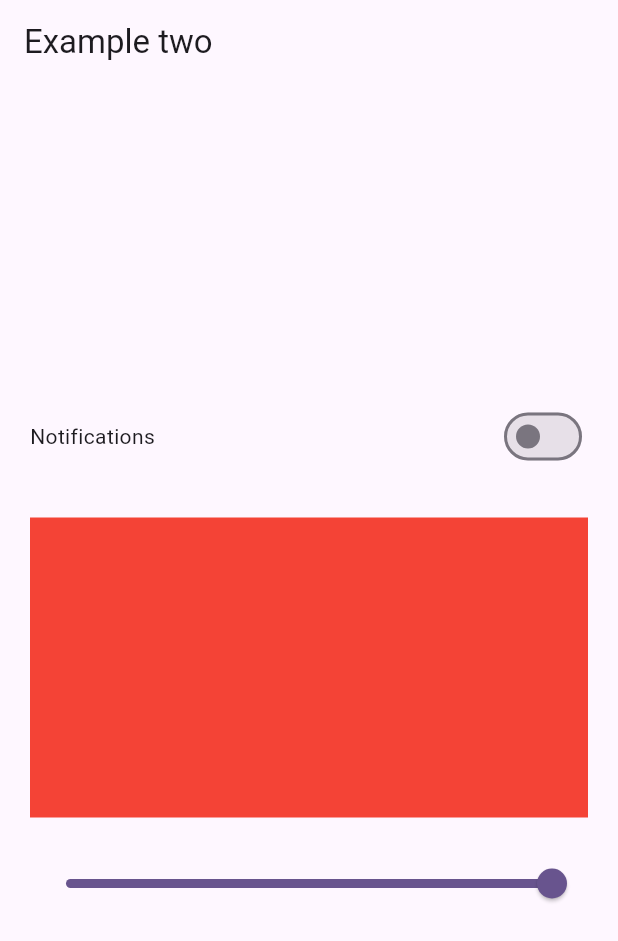
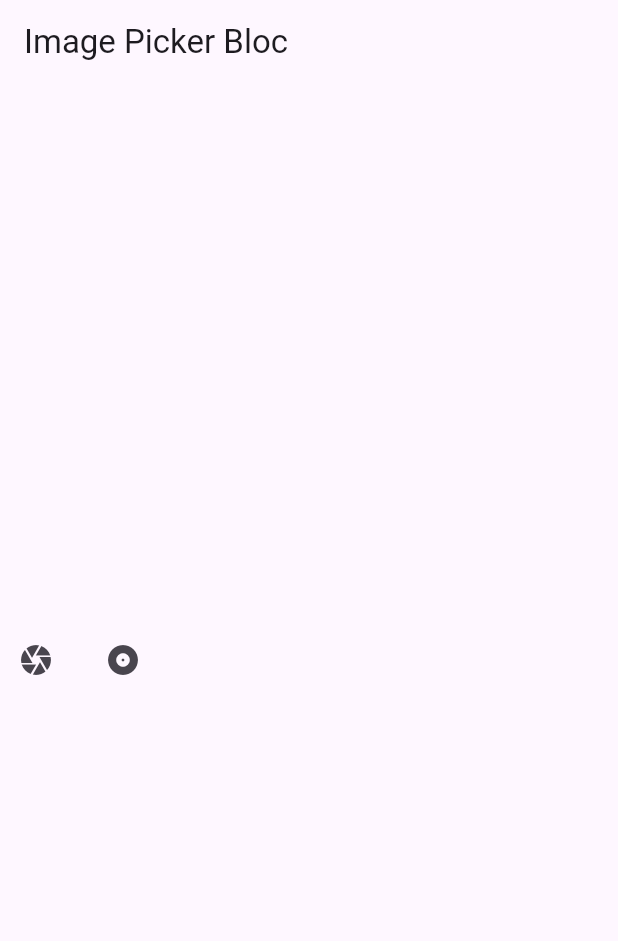
Before and after one commit to LuaDlc/bloc_examples, a Flutter app: the screen it shows after launch, on a phone screen of 412 x 824 dp. Shown: the top 941 px of the screen. Run offline on Flutter 3.47's test engine with Material 3 defaults, Android fonts, the light colour scheme and no system bars; our stand-ins replace bloc, equatable, flutter_bloc, image_picker.

Commit message:
feat: ImagePicker with bloc

```diff
--- a/lib/bloc/counter_bloc/counter_bloc.dart
+++ b/lib/bloc/counter_bloc/counter_bloc.dart
@@ -1,5 +1,5 @@
 import 'package:bloc/bloc.dart';
-import 'package:bloc_multiple_states/bloc/counter_bloc/counter_events.dart';
+import 'package:bloc_multiple_states/bloc/counter_bloc/counter_event.dart';
 import 'package:bloc_multiple_states/bloc/counter_bloc/counter_states.dart';
 
 class CounterBloc extends Bloc<CounterEvent, CounterStates> {
--- /dev/null
+++ b/lib/bloc/image_picker/image_picker_bloc.dart
@@ -0,0 +1,27 @@
+import 'package:bloc_multiple_states/bloc/image_picker/image_picker_event.dart';
+import 'package:bloc_multiple_states/utils/image_picker_utils.dart';
+import 'package:flutter_bloc/flutter_bloc.dart';
+import 'package:image_picker/image_picker.dart';
+
+import 'image_picker_states.dart';
+
+class ImagePickerBloc extends Bloc<ImagePickerEvent, ImagePickerStates> {
+  final ImagePickerUtils imagePickerUtils;
+
+  ImagePickerBloc(this.imagePickerUtils) : super(const ImagePickerStates()) {
+    on<CameraCapture>(cameraCapture);
+    on<GalleryImagePicker>(pickImageFromGallery);
+  }
+
+  void cameraCapture(
+      CameraCapture event, Emitter<ImagePickerStates> states) async {
+    XFile? file = await imagePickerUtils.cameraCapture();
+    states(state.copyWith(file: file));
+  }
+
+  void pickImageFromGallery(
+      GalleryImagePicker event, Emitter<ImagePickerStates> states) async {
+    XFile? file = await imagePickerUtils.pickImageFromGallery();
+    states(state.copyWith(file: file));
+  }
+}
--- /dev/null
+++ b/lib/bloc/image_picker/image_picker_event.dart
@@ -0,0 +1,12 @@
+import 'package:equatable/equatable.dart';
+
+abstract class ImagePickerEvent extends Equatable {
+  const ImagePickerEvent();
+
+  @override
+  List<Object> get props => [];
+}
+
+class CameraCapture extends ImagePickerEvent {}
+
+class GalleryImagePicker extends ImagePickerEvent {}
--- /dev/null
+++ b/lib/bloc/image_picker/image_picker_states.dart
@@ -0,0 +1,16 @@
+import 'package:equatable/equatable.dart';
+import 'package:image_picker/image_picker.dart';
+
+class ImagePickerStates extends Equatable {
+  final XFile? file;
+  const ImagePickerStates({this.file});
+
+  ImagePickerStates copyWith({XFile? file}) {
+    return ImagePickerStates(
+      file: file ?? this.file,
+    );
+  }
+
+  @override
+  List<Object?> get props => [file];
+}
--- a/lib/bloc/switch_examples/switch_bloc.dart
+++ b/lib/bloc/switch_examples/switch_bloc.dart
@@ -1,6 +1,6 @@
 import 'package:bloc/bloc.dart';
 import 'package:bloc_multiple_states/bloc/switch_examples/switch_event.dart';
-import 'package:bloc_multiple_states/bloc/switch_examples/switch_state.dart';
+import 'package:bloc_multiple_states/bloc/switch_examples/switch_states.dart';
 
 class SwitchBloc extends Bloc<SwitchEvents, SwitchStates> {
   SwitchBloc() : super(SwitchStates()) {
--- a/lib/main.dart
+++ b/lib/main.dart
@@ -1,9 +1,11 @@
 import 'package:bloc_multiple_states/bloc/counter_bloc/counter_bloc.dart';
+import 'package:bloc_multiple_states/bloc/image_picker/image_picker_bloc.dart';
+import 'package:bloc_multiple_states/screens/image_picker_screen.dart';
+import 'package:bloc_multiple_states/utils/image_picker_utils.dart';
 import 'package:flutter/material.dart';
 import 'package:flutter_bloc/flutter_bloc.dart';
 
 import 'bloc/switch_examples/switch_bloc.dart';
-import 'screens/switch_example.dart';
 
 void main() {
   runApp(const MyApp());
@@ -23,6 +25,7 @@ class MyApp extends StatelessWidget {
           BlocProvider(
             create: (_) => CounterBloc(),
           ),
+          BlocProvider(create: (_) => ImagePickerBloc(ImagePickerUtils()))
         ],
         child: BlocProvider(
           create: (context) => SwitchBloc(),
@@ -32,7 +35,7 @@ class MyApp extends StatelessWidget {
                 colorScheme: ColorScheme.fromSeed(seedColor: Colors.deepPurple),
                 useMaterial3: true,
               ),
-              home: const SwitchExample()),
+              home: const ImagePickerScreen()),
         ));
   }
 }
--- a/lib/screens/counter_screen.dart
+++ b/lib/screens/counter_screen.dart
@@ -1,5 +1,5 @@
 import 'package:bloc_multiple_states/bloc/counter_bloc/counter_bloc.dart';
-import 'package:bloc_multiple_states/bloc/counter_bloc/counter_events.dart';
+import 'package:bloc_multiple_states/bloc/counter_bloc/counter_event.dart';
 import 'package:bloc_multiple_states/bloc/counter_bloc/counter_states.dart';
 import 'package:flutter/material.dart';
 import 'package:flutter_bloc/flutter_bloc.dart';
--- /dev/null
+++ b/lib/screens/image_picker_screen.dart
@@ -0,0 +1,53 @@
+import 'dart:io';
+
+import 'package:bloc_multiple_states/bloc/image_picker/image_picker_bloc.dart';
+import 'package:bloc_multiple_states/bloc/image_picker/image_picker_event.dart';
+import 'package:bloc_multiple_states/bloc/image_picker/image_picker_states.dart';
+import 'package:flutter/material.dart';
+import 'package:flutter_bloc/flutter_bloc.dart';
+
+class ImagePickerScreen extends StatefulWidget {
+  const ImagePickerScreen({super.key});
+
+  @override
+  State<ImagePickerScreen> createState() => _ImagePickerScreenState();
+}
+
+class _ImagePickerScreenState extends State<ImagePickerScreen> {
+  @override
+  Widget build(BuildContext context) {
+    return Scaffold(
+      appBar: AppBar(
+        title: const Text('Image Picker Bloc'),
+      ),
+      body: BlocBuilder<ImagePickerBloc, ImagePickerStates>(
+          builder: (context, state) {
+        if (state.file == null) {
+          return Center(
+            child: Row(
+              children: [
+                IconButton(
+                  onPressed: () {
+                    context.read<ImagePickerBloc>().add(CameraCapture());
+                  },
+                  icon: const Icon(Icons.camera),
+                ),
+                const SizedBox(
+                  width: 10,
+                ),
+                IconButton(
+                  onPressed: () {
+                    context.read<ImagePickerBloc>().add(GalleryImagePicker());
+                  },
+                  icon: const Icon(Icons.album),
+                ),
+              ],
+            ),
+          );
+        } else {
+          return Image.file(File(state.file!.path.toString()));
+        }
+      }),
+    );
+  }
+}
--- a/lib/screens/switch_example.dart
+++ b/lib/screens/switch_example.dart
@@ -1,5 +1,5 @@
 import 'package:bloc_multiple_states/bloc/switch_examples/switch_event.dart';
-import 'package:bloc_multiple_states/bloc/switch_examples/switch_state.dart';
+import 'package:bloc_multiple_states/bloc/switch_examples/switch_states.dart';
 import 'package:flutter/material.dart';
 import 'package:flutter_bloc/flutter_bloc.dart';
 
--- /dev/null
+++ b/lib/utils/image_picker_utils.dart
@@ -0,0 +1,15 @@
+import 'package:image_picker/image_picker.dart';
+
+class ImagePickerUtils {
+  final ImagePicker _picker = ImagePicker();
+
+  Future<XFile?> cameraCapture() async {
+    final XFile? file = await _picker.pickImage(source: ImageSource.camera);
+    return file!;
+  }
+
+  Future<XFile> pickImageFromGallery() async {
+    final XFile? file = await _picker.pickImage(source: ImageSource.gallery);
+    return file!;
+  }
+}
--- a/pubspec.yaml
+++ b/pubspec.yaml
@@ -38,6 +38,7 @@ dependencies:
   equatable: ^2.0.7
   bloc: ^9.0.0
   flutter_bloc: ^9.0.0
+  image_picker: ^1.1.2
 
 dev_dependencies:
   flutter_test:
```
Also changed, not shown: lib/bloc/counter_bloc/counter_event.dart (renamed from lib/bloc/counter_bloc/counter_events.dart), lib/bloc/switch_examples/switch_states.dart (renamed from lib/bloc/switch_examples/switch_state.dart), pubspec.lock, 13 other files.
